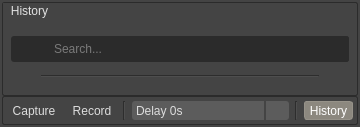
First picture: the form in capture/ui/dialog.ui, repository swillisart/Relic, before the edit.
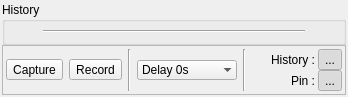
Second picture: the form after the edit. Icons and pictures are not drawn.

Commit message: capture styling and resource management

What changed in the file:
```diff
--- a/capture/ui/dialog.ui
+++ b/capture/ui/dialog.ui
@@ -6,8 +6,8 @@
    <rect>
     <x>0</x>
     <y>0</y>
-    <width>360</width>
-    <height>127</height>
+    <width>348</width>
+    <height>97</height>
    </rect>
   </property>
   <property name="sizePolicy">
@@ -42,620 +42,6 @@
 QWidget#ScreenCapture[pinned='1'] {
 	background-color: rgb(150, 68, 68);
 }
-QWidget {
-	background-color: rgb(68, 68, 68);
-    color: rgb(220, 220, 220);
-    selection-background-color: rgb(126, 126, 126);
-    selection-color: rgb(220, 220, 220);
-    outline: 0;
-}
-QWidget:item {
-    background-color: transparent;
-}
-QWidget:item:hover {
-    background-color: rgb(150, 146, 137);
-}
-QWidget:item:selected {
-    background-color: rgb(150, 146, 137);
-}
-QWidget:disabled {
-    background-color: rgb(43, 43, 43);
-    color: rgb(92, 92, 92);
-}
-QMainWindow::separator {
-  width: 0px;
-  height: 0px;
-  border: 2px solid rgb(43,43,43);
-  border-right: 1px solid rgb(108,108,108);
-  border-bottom: 1px solid rgb(108,108,108);
-  border-radius: 0px;
-  margin: 8px;
-}
-QMainWindow::separator:hover {
-  border-right: 1px solid rgb(150, 146, 137);
-  border-bottom: 1px solid rgb(150, 146, 137);
-}
-QPushButton {
-    outline: none;
-    padding: 3px;
-	padding-left: 18px;
-	padding-right: 18px;
-	border: none;
-    background-color: rgb(92, 92, 92);
-}
-QPushButton:hover {
-    color: rgb(250, 250, 250);
-    background-color: rgb(108, 108, 108);
- }
-QScrollArea {
-    border: 1px solid rgb(57, 57, 57);
-}
-
-/* QMenu ------------------------------------------------------------------ */
-
-QMenu {
-    border: 1px solid rgb(68, 68, 68);
-    background-color: rgb(43, 43, 43);
-    padding: 1px;
-}
-QMenu::separator {
-    height: 1px;
-    background-color: rgb(92, 92, 92);
-    color: rgb(200, 200, 200);
-    padding-left: 2px;
-    margin-left: 0px;
-    margin-right: 0px;
-}
-QMenu::item {
-    padding: 4px;
-    padding-left: 16px;
-    padding-right: 16px;
-    background-color: rgb(68, 68, 68);
-}
-QMenu::indicator {
-    padding: 6px;
-    margin: -1px;
-	width: 13px;
-	height: 13px;
-    background-color: rgb(57, 57, 57);
-}
-QMenu::icon {
-    padding: 4px;
-    margin: 0px;
-	width: 18px;
-	height: 18px;
-    background-color: rgb(57, 57, 57);
-}
-QMenu::indicator:non-exclusive:checked {
-    image: url(:style/checkbox_checked.svg);
-}
-QMenu::indicator:non-exclusive:unchecked {
-    image: url(:style/checkbox.svg);
-}
-
-QLineEdit:focus,
-QTextEdit:focus {
-    border: 2px solid rgb(150, 146, 137);
-}
-QLineEdit,
-QAbstractSpinBox,
-QTextEdit {
-    background-color: rgb(43, 43, 43);
-    border: 2px solid rgb(43, 43, 43);
-    border-radius: 3px;
-    color: rgb(200, 200, 200);
-    padding: 1px;
-    margin-top: 0px;
-    padding-left: 0px;
-}
-interactiveSpinBox {
-    padding: 1px;
-    margin: 1px;
-    border: 1px solid rgb(43, 43, 43);
-
-}
-QTextEdit:disabled,
-QAbstractSpinBox:disabled,
-QLineEdit:disabled {
-    background-color: rgb(43, 43, 43);
-    color: #787878;
-}
-
-/* QSlider ---------------------------------------------------------------- */
-QSlider::add-page:horizontal, 
-QSlider::sub-page:horizontal,
-QSlider::add-page:vertical, 
-QSlider::sub-page:vertical {
-    background: rgb(43, 43, 43);
-}
-QSlider::add-page:vertical, 
-QSlider::sub-page:vertical {
-    margin-left: 4px;
-    margin-right: 4px;
-}
-QSlider::add-page:horizontal, 
-QSlider::sub-page:horizontal {
-    margin-top: 4px;
-    margin-bottom: 4px;
-}
-QSlider::handle:vertical {
-    background: #787878;
-    border: 2px solid rgb(43, 43, 43);
-    width: 8px;
-    height: 6px;
-    margin: 0 -8px;
-    border-radius: 4px;
-}
-QSlider::handle:horizontal {
-    background: #787878;
-    border: 2px solid rgb(43, 43, 43);
-    margin: -8px 0;
-	width: 6px;
-	height: 8px;
-    border-radius: 4px;
-}
-QSlider::groove {
-    background: rgb(43, 43, 43);
-    border: 1px solid rgb(68, 68, 68);
-    border-radius: 4px;
-    margin: 0px;
-}
-QSlider::groove:horizontal {
-    height: 4px;
-}
-QSlider::groove:vertical {
-    width: 4px;
-}
-QSlider::sub-page:vertical:disabled, 
-QSlider::sub-page:horizontal:disabled {
-    background: #14506E;
-}
-
-/* QScrollBar ------------------------------------------------------------- */
-
-QScrollBar:horizontal {
-    height: 10px;
-    margin: 0px 16px 0px 16px;
-    border: 1px solid rgb(55, 55, 55);
-    border-radius: 40px;
-    background-color: rgb(55, 55, 55);
-}
-QScrollBar::handle:horizontal {
-    background-color: #787878;
-    border: 0px solid rgb(68, 68, 68);
-    border-radius: 4px;
-    min-width: 8px;
-}
-QScrollBar::add-line:horizontal:hover,
-QScrollBar::add-line:horizontal:on,
-QScrollBar::add-line:horizontal {
-    margin: 0px 3px 0px 0px;
-    border-image: url(:style/stylesheet-branch-closed.png);
-    height: 10px;
-    width: 6px;
-    subcontrol-position: right;
-    subcontrol-origin: margin;
-}
-QScrollBar::sub-line:horizontal:hover,
-QScrollBar::sub-line:horizontal:on,
-QScrollBar::sub-line:horizontal {
-    margin: 0px 0px 0px 3px;
-    border-image: url(:style/stylesheet-branch-closedleft.png);
-    height: 10px;
-    width: 6px;
-    subcontrol-position: left;
-    subcontrol-origin: margin;
-}
-QScrollBar:vertical {
-    background-color: rgb(55, 55, 55);
-    width: 10px;
-    margin: 16px 0px 16px 0px;
-    border: 1px solid rgb(55, 55, 55);
-    border-radius: 4px;
-}
-QScrollBar::handle:vertical {
-    background-color: #787878;
-    border: 1px solid rgb(68, 68, 68);
-    min-height: 8px;
-    border-radius: 4px;
-}
-QScrollBar::sub-line:vertical {
-    margin: 3px 0px 0px 0px;
-    border-image: url(:style/stylesheet-branch-openup.png);
-    height: 6px;
-    width: 10px;
-    subcontrol-position: top;
-    subcontrol-origin: margin;
-}
-QScrollBar::add-line:vertical {
-    margin: 0px 0px 3px 0px;
-    border-image: url(:style/stylesheet-branch-open.png);
-    height: 6px;
-    width: 10px;
-    subcontrol-position: bottom;
-    subcontrol-origin: margin;
-}
-QScrollBar::sub-line:vertical:hover,
-QScrollBar::sub-line:vertical:on {
-    border-image: url(:style/stylesheet-branch-openup.png);
-    height: 10px;
-    width: 10px;
-    subcontrol-position: top;
-    subcontrol-origin: margin;
-}
-QScrollBar::add-page:horizontal,
-QScrollBar::sub-page:horizontal,
-QScrollBar::up-arrow:horizontal,
-QScrollBar::down-arrow:horizontal,
-QScrollBar::up-arrow:vertical,
-QScrollBar::down-arrow:vertical,
-QScrollBar::add-page:vertical,
-QScrollBar::sub-page:vertical  {
-    background: none;
-}
-QTableCornerButton::section {
-    background-color: rgb(92, 92, 92);
-	border: 1px rgb(43,43,43);
-	border-radius: 0px;
-}
-QHeaderView {
-	background-color: rgb(68, 68, 68);
-	border: 0px transparent rgb(68,68,68);
-    padding: 0px;
-	margin: 1px;
-	border-radius: 0px;
-}
-QHeaderView::section {
-	background-color: rgb(92, 92, 92);
-	color: rgb(200,200,200);
-    border-bottom: 1px solid rgb(43,43,43);
-    border-right: 1px solid rgb(43,43,43);
-	border-radius: 0px;
-	text-align: center;
-}
-QHeaderView::section:vertical,
-QHeaderView::section:horizontal {
-	padding-left: 6px;
-    margin-top: -3px;
-    margin-left: -3px;
-}
-QListView,
-QTreeView,
-QTableView,
-QColumnView {
-    border: none;
-	alternate-background-color: rgb(75,75,75);
-}
-QListView::item,
-QTreeView::item,
-QTableView::item,
-QColumnView::item {
-    border-top: none;
-    padding-right: 8px;
-    padding-left: 1px;
-    margin-top: 1px;
-    margin-bottom: 1px;
-    margin-left: 1px;
-}
-QTreeView::branch {
-    border-top: 0px solid rgb(43, 43, 43);
-    border-bottom: 0px solid rgb(43, 43, 43);
-    padding: 4px;
-    margin-top: 2px;
-    margin-bottom: 2px;
-}
-QTreeView::branch:has-siblings:!adjoins-item {
-    border-image: url(:style/stylesheet-vline.png);
-}
-QTreeView::branch:has-siblings:adjoins-item {
-    border-image: url(:style/stylesheet-branch-more.png);
-}
-QTreeView::branch:!has-children:!has-siblings:adjoins-item {
-    border-image: url(:style/stylesheet-branch-end.png);
-}
-QTreeView::branch:has-children:!has-siblings:closed,
-QTreeView::branch:closed:has-children:has-siblings {
-    image: url(:style/treeExpand.svg);
-}
-QTreeView::branch:open:has-children:!has-siblings,
-QTreeView::branch:open:has-children:has-siblings  {
-    image: url(:style/treeCollapse.svg);
-}
-
-/* QCombobox -------------------------------------------------------------- */
-QComboBox {
-    border: 0px;
-    border-radius: 3px;
-    background-color: rgb(92, 92, 92);
-    padding-top: 2px;     /* This fix  #103, #111*/
-    padding-bottom: 1px;  /* This fix  #103, #111*/
-    padding-left: 4px;
-    padding-right: 4px;
-    min-width: 75px;
-}
-QComboBox[styling_mode=&quot;1&quot;]{
-    margin: 0px;
-    background-color: transparent;
-    border-radius: 3px;
-}
-QComboBox[styling_mode=&quot;1&quot;]:hover {
-    background-color: rgb(108, 108, 108);
-    color: rgb(250, 250, 250);
-}
-QComboBox::drop-down {
-    subcontrol-origin: padding;
-    subcontrol-position: top right;
-    width: 20px;
-    border-left-width: 2px;
-    border-left-color: rgb(68, 68, 68);
-    border-left-style: solid;
-    border-top-right-radius: 0px;
-    border-bottom-right-radius: 0px;
-    padding-right: 3px;
-    margin-left: 6px;
-}
-QComboBox::down-arrow,
-QComboBox::down-arrow:on,
-QComboBox::down-arrow:hover,
-QComboBox::down-arrow:focus {
-    image: url(:style/stylesheet-branch-open.png);
-}
-
-
-/* QCheckBox -------------------------------------------------------------- */
-
-
-QCheckBox::indicator:checked:hover,
-QTreeView::indicator:checked:hover,
-QListView::indicator:checked:hover {
-    image: url(:style/checkbox_checked_hover.svg);
-}
-QCheckBox::indicator:unchecked:hover,
-QTreeView::indicator:unchecked:hover,
-QListView::indicator:unchecked:hover {
-    image: url(:style/checkbox_hover.svg);
-}
-QCheckBox::indicator {
-    width: 14px;
-    height: 14px;
-}
-QCheckBox::indicator:checked,
-QTreeView::indicator:checked,
-QListView::indicator:checked {
-    image: url(:style/checkbox_checked.svg);
-}
-
-QCheckBox::indicator:checked:hover,
-QTreeView::indicator:checked:hover,
-QListView::indicator:checked:hover {
-    image: url(:style/checkbox_checked_hover.svg);
-}
-
-QCheckBox::indicator:unchecked,
-QTreeView::indicator:unchecked,
-QListView::indicator:unchecked {
-    color: rgb(43, 43, 43);
-    image: url(:style/checkbox.svg);
-}
-
-
-
-
-
-
-
-
-
-
-
-
-
-
-
-
-
-
-
-
-
-
-
-
-
-
-
-
-
-QGroupBox {
-	background-color: rgb(68, 68, 68);
-    color: rgb(225, 225, 225);
-	border: 1px solid rgb(43, 43, 43);
-	border-radius: 2px;
-    padding-top: 14px;
-}
-QGroupBox:title { 
-    subcontrol-origin: padding;
-    padding-left: 6px;
-    padding-top: 3px;
-    margin-top: -2px;
-}
-
-
-/* QTabWiget -------------------------------------------------------------- */
-
-QTabWidget {
-    padding: 4px;
-    padding-left: 16px;
-    padding-right: 16px;
-    selection-background-color: rgb(68, 68, 68);
-    border: 0;
-}
-QTabWidget::tab-bar {
-    alignment: center;
-}
-QTabWidget::pane {
-    border: none;
-    margin: 0px;
-}
-QTabWidget::pane:selected {
-    background-color: rgb(68, 68, 68);
-}
-
-/* QTabBar ---------------------------------------------------------------- */
-
-QTabBar {
-    qproperty-drawBase: 0;
-    border-radius: 3px;
-    margin: 0px;
-    padding: 4px;
-    border: 0;
-    background-color: rgb(68, 68, 68);
-    font: bold 10pt;
-}
-
-QTabBar::tab {
-    border-bottom: 3px solid rgb(55, 55, 55);
-    color: #787878;
-    background-color: rgb(68, 68, 68);
-}
-
-/* QTabBar::tab - selected ----------------------------------------------- */
-
-QTabBar::tab:top:selected:disabled {
-    border-bottom: 3px solid #14506E;
-    color: #787878;
-    background-color: rgb(68, 68, 68);
-}
-QTabBar::tab:bottom:selected:disabled {
-    border-top: 3px solid #14506E;
-    color: #787878;
-    background-color: rgb(68, 68, 68);
-}
-QTabBar::tab:left:selected:disabled {
-    border-left: 3px solid #14506E;
-    color: #787878;
-    background-color: rgb(68, 68, 68);
-}
-QTabBar::tab:right:selected:disabled {
-    border-right: 3px solid #14506E;
-    color: #787878;
-    background-color: rgb(68, 68, 68);
-}
-
-/* QTabBar::tab - !selected and disabled ---------------------------------- */
-
-QTabBar::tab:disabled {
-	margin: 0; padding: 0; border: none;
-}
-QTabBar::tab:top:!selected:disabled {
-    margin-left: 4px;
-    margin-right: 4px;
-    margin-top: 2px;
-    margin-bottom: 1px;
-    padding-left: 10px; 
-    padding-right: 10px;
-    padding-top: 4px;
-    padding-bottom: 4px;
-    min-width: 4px;
-    border-top-left-radius: 3px;
-    border-top-right-radius: 3px;
-    font-weight: normal;
-    border-bottom: 3px solid rgb(68, 68, 68);
-    border-right: 1px solid rgb(68, 68, 68);
-    border-left: 1px solid rgb(68, 68, 68);
-    border-top: 1px solid rgb(68, 68, 68);
-    color: rgb(100, 100, 100);
-}
-QTabBar::tab:bottom:!selected:disabled {
-    border-top: 3px solid rgb(43, 43, 43);
-    color: #787878;
-    background-color: rgb(43, 43, 43);
-}
-QTabBar::tab:left:!selected:disabled {
-    border-right: 3px solid rgb(43, 43, 43);
-    color: #787878;
-    background-color: rgb(43, 43, 43);
-}
-QTabBar::tab:right:!selected:disabled {
-    border-left: 3px solid rgb(43, 43, 43);
-    color: #787878;
-    background-color: rgb(43, 43, 43);
-}
-/* QTabBar::tab - selected ----------------------------------------------- */
-
-QTabBar::tab {
-    background-color: rgb(55, 55, 55);
-    color: rgb(175, 175, 175);
-    margin-left: 4px;
-    margin-right: 4px;
-    margin-top: 2px;
-    margin-bottom: 1px;
-    padding-left: 18px; 
-    padding-right: 18px;
-    padding-top: 4px;
-    padding-bottom: 4px;
-    min-width: 4px;
-    border-top-left-radius: 3px;
-    border-top-right-radius: 3px;
-    font-weight: normal;
-    border-bottom: 3px solid rgb(43, 43, 43);
-    border-right: 1px solid rgb(43, 43, 43);
-    border-left: 1px solid rgb(43, 43, 43);
-    border-top: 1px solid rgb(43, 43, 43);
-}
-
-QTabBar::tab:selected {
-    color: rgb(220, 220, 220);
-    background-color: qlineargradient(y1: 1, y2: -.5, stop: 0 rgb(55, 105, 140), stop: 0.20 rgb(68, 68, 68));
-    border-bottom: 2px solid rgb(70, 125, 160);
-    border-right: 1px solid rgb(66, 118, 150);
-    border-left: 1px solid rgb(66, 118, 150);
-    border-top-left-radius: 3px;
-    border-top-right-radius: 3px;
-    border-top: 1px solid rgb(43, 43, 43);
-}
-
-QRadioButton::indicator {
-    width:                  8px;
-    height:                 8px;
-    border-radius:          6px;
-}
-QRadioButton::indicator:checked {
-    background-color:       gray;
-    border:                 2px solid rgb(43,43,43);
-}
-QRadioButton::indicator:unchecked {
-    background-color:       rgb(43,43,43);
-    border:                 2px solid rgb(43,43,43);
-}
-QRadioButton:indicator:hover {
-    border: 2px solid rgb(150, 146, 137);
-}
-
-QAbstractSpinBox {
-    padding: 1px;
-    padding-left: 4px;
-    margin: 1px;
-    border: 1px solid rgb(43, 43, 43);
-}
-QToolBox {
-	font-size: 11px;
-	border: 0px;
-	border-radius: 3px;
-    border: 1px solid rgb(43,43,43);
-}
-
-QToolBox::tab {
-    border: 0px solid rgb(108, 108, 108);
-    border-radius: 3px;
-    background-color:rgb(92, 92, 92);
-    margin: 0px;
-    padding: 0px;
-}
-QToolBox::tab:selected {
-    border-left: 2px solid rgb(150, 146, 137);
-    background-color:rgb(108,108,108);
-}
 </string>
   </property>
   <property name="styling_mode" stdset="0">
@@ -713,135 +99,6 @@
       <property name="bottomMargin">
        <number>6</number>
       </property>
-      <item>
-       <layout class="QHBoxLayout" name="horizontalLayout_3">
-        <property name="spacing">
-         <number>0</number>
-        </property>
-        <property name="sizeConstraint">
-         <enum>QLayout::SetMinimumSize</enum>
-        </property>
-        <property name="leftMargin">
-         <number>2</number>
-        </property>
-        <property name="topMargin">
-         <number>2</number>
-        </property>
-        <property name="rightMargin">
-         <number>2</number>
-        </property>
-        <property name="bottomMargin">
-         <number>0</number>
-        </property>
-        <item>
-         <widget class="QFrame" name="searchFrame">
-          <property name="sizePolicy">
-           <sizepolicy hsizetype="MinimumExpanding" vsizetype="Fixed">
-            <horstretch>0</horstretch>
-            <verstretch>0</verstretch>
-           </sizepolicy>
-          </property>
-          <property name="styleSheet">
-           <string notr="true">QFrame {
-    border: 0px solid rgb(43, 43, 43);
-    background-color: rgb(43, 43, 43);
-    border-radius: 3px;
-}</string>
-          </property>
-          <property name="frameShape">
-           <enum>QFrame::StyledPanel</enum>
-          </property>
-          <property name="frameShadow">
-           <enum>QFrame::Plain</enum>
-          </property>
-          <layout class="QHBoxLayout" name="horizontalLayout_4">
-           <property name="spacing">
-            <number>0</number>
-           </property>
-           <property name="leftMargin">
-            <number>0</number>
-           </property>
-           <property name="topMargin">
-            <number>0</number>
-           </property>
-           <property name="rightMargin">
-            <number>0</number>
-           </property>
-           <property name="bottomMargin">
-            <number>0</number>
-           </property>
-           <item>
-            <widget class="QPushButton" name="searchButton">
-             <property name="styleSheet">
-              <string notr="true">QPushButton {
-    background-color: rgb(43, 43, 43);
-    padding: 2px;
-    margin-left: 1px;
-	border-radius: 3px;
-	border: 1px solid rgb(43, 43, 43);
-}
-QPushButton::hover {
-    background-color: rgb(63, 63, 63);
-    /*border: 1px solid rgb(150, 146, 137);*/
-}</string>
-             </property>
-             <property name="text">
-              <string/>
-             </property>
-             <property name="icon">
-              <iconset resource="../resources.qrc">
-               <normaloff>:resources/app/searchLight.svg</normaloff>:resources/app/searchLight.svg</iconset>
-             </property>
-             <property name="iconSize">
-              <size>
-               <width>18</width>
-               <height>18</height>
-              </size>
-             </property>
-            </widget>
-           </item>
-           <item>
-            <widget class="QLineEdit" name="searchLine">
-             <property name="sizePolicy">
-              <sizepolicy hsizetype="Expanding" vsizetype="Fixed">
-               <horstretch>0</horstretch>
-               <verstretch>0</verstretch>
-              </sizepolicy>
-             </property>
-             <property name="minimumSize">
-              <size>
-               <width>280</width>
-               <height>26</height>
-              </size>
-             </property>
-             <property name="font">
-              <font>
-               <bold>false</bold>
-              </font>
-             </property>
-             <property name="styleSheet">
-              <string notr="true">QLineEdit { padding: 0px;}
-QLineEdit:focus,
-QTextEdit:focus {
-    border: none;
-}</string>
-             </property>
-             <property name="frame">
-              <bool>false</bool>
-             </property>
-             <property name="placeholderText">
-              <string>Search...</string>
-             </property>
-             <property name="clearButtonEnabled">
-              <bool>true</bool>
-             </property>
-            </widget>
-           </item>
-          </layout>
-         </widget>
-        </item>
-       </layout>
-      </item>
       <item>
        <widget class="Line" name="line_3">
         <property name="styleSheet">
@@ -879,62 +136,6 @@
        <verstretch>0</verstretch>
       </sizepolicy>
      </property>
-     <property name="styleSheet">
-      <string notr="true">QFrame#buttonFrame {
-border: 1px solid rgb(43, 43, 43);
-border-radius: 2px;
-padding: 1px;
-}
-QToolButton {
-    padding: 0px;
-    margin: 0px;
-    border-radius: 3px;
-    border: 1px solid rgb(68, 68, 68);
-}
-QToolButton:pressed {
-    background-color: rgb(43, 43, 43);
-    border: 1px solid rgb(150, 149, 147);
-}
-QToolButton:checked {
-    background-color: rgb(140, 136, 127);
-    border: 1px solid rgb(150, 146, 137);
-    color: rgb(255, 255, 255);
-}
-QToolButton:hover {
-    background-color: rgb(108, 108, 108);
-    color: rgb(250, 250, 250);
-}
-
-QToolButton::left-arrow,
-QToolButton::left-arrow:on {
-    border: 1px solid rgb(43, 43, 43);
-    background-color: rgb(68, 68, 68);
-    padding: 1px;
-    margin: 2px;
-    image: url(:/resources/checkbox.svg);
-}
-
-QToolButton::down-arrow,
-QToolButton::down-arrow:on {
-    border: 1px solid rgb(150, 146, 137);
-    background-color: rgb(68, 68, 68);
-    padding: 0px;
-    margin: 2px;
-    image: url(:/resources/checkbox_checked.svg);
-}
-
-QToolButton::menu-button {
-    border: none;
-    /*
-    border-top-right-radius: 6px;
-    border-bottom-right-radius: 6px;
-    width: 16px;
-    */
-    image: url(:/resources/icons/expander.png);
-    subcontrol-position: right bottom;
-    subcontrol-origin: padding;
-}</string>
-     </property>
      <property name="frameShape">
       <enum>QFrame::StyledPanel</enum>
      </property>
@@ -1026,8 +227,8 @@
         </property>
         <property name="iconSize">
          <size>
-          <width>24</width>
-          <height>24</height>
+          <width>22</width>
+          <height>22</height>
          </size>
         </property>
         <property name="frame">
@@ -1082,37 +283,134 @@
        </widget>
       </item>
       <item>
-       <widget class="QToolButton" name="expandButton">
-        <property name="toolTip">
-         <string>Toggle list of capture history for viewing.</string>
+       <layout class="QVBoxLayout" name="verticalLayout_2">
+        <property name="spacing">
+         <number>0</number>
         </property>
-        <property name="text">
-         <string>History</string>
-        </property>
-        <property name="icon">
-         <iconset resource="../resources.qrc">
-          <normaloff>:/resources/icons/narrowLeft.png</normaloff>
-          <activeon>:/resources/icons/narrowDown.png</activeon>:/resources/icons/narrowLeft.png</iconset>
-        </property>
-        <property name="iconSize">
-         <size>
-          <width>24</width>
-          <height>24</height>
-         </size>
-        </property>
-        <property name="checkable">
-         <bool>true</bool>
-        </property>
-        <property name="checked">
-         <bool>true</bool>
-        </property>
-        <property name="toolButtonStyle">
-         <enum>Qt::ToolButtonTextUnderIcon</enum>
-        </property>
-        <property name="arrowType">
-         <enum>Qt::NoArrow</enum>
-        </property>
-       </widget>
+        <item>
+         <layout class="QHBoxLayout" name="horizontalLayout_4">
+          <property name="spacing">
+           <number>3</number>
+          </property>
+          <property name="leftMargin">
+           <number>0</number>
+          </property>
+          <property name="topMargin">
+           <number>0</number>
+          </property>
+          <property name="rightMargin">
+           <number>0</number>
+          </property>
+          <property name="bottomMargin">
+           <number>0</number>
+          </property>
+          <item>
+           <widget class="QLabel" name="historyLabel">
+            <property name="text">
+             <string>History :</string>
+            </property>
+            <property name="alignment">
+             <set>Qt::AlignRight|Qt::AlignTrailing|Qt::AlignVCenter</set>
+            </property>
+           </widget>
+          </item>
+          <item>
+           <widget class="QToolButton" name="expandButton">
+            <property name="toolTip">
+             <string>Toggle list of capture history for viewing.</string>
+            </property>
+            <property name="text">
+             <string>...</string>
+            </property>
+            <property name="icon">
+             <iconset resource="../resources/resources.qrc">
+              <normaloff>:/icons/narrowUp.png</normaloff>
+              <activeon>:/icons/narrowDown.png</activeon>:/icons/narrowUp.png</iconset>
+            </property>
+            <property name="iconSize">
+             <size>
+              <width>16</width>
+              <height>16</height>
+             </size>
+            </property>
+            <property name="checkable">
+             <bool>true</bool>
+            </property>
+            <property name="checked">
+             <bool>true</bool>
+            </property>
+            <property name="toolButtonStyle">
+             <enum>Qt::ToolButtonIconOnly</enum>
+            </property>
+            <property name="arrowType">
+             <enum>Qt::NoArrow</enum>
+            </property>
+           </widget>
+          </item>
+         </layout>
+        </item>
+        <item>
+         <layout class="QHBoxLayout" name="horizontalLayout">
+          <property name="spacing">
+           <number>3</number>
+          </property>
+          <property name="leftMargin">
+           <number>0</number>
+          </property>
+          <property name="topMargin">
+           <number>0</number>
+          </property>
+          <property name="rightMargin">
+           <number>0</number>
+          </property>
+          <property name="bottomMargin">
+           <number>0</number>
+          </property>
+          <item>
+           <widget class="QLabel" name="pinLabel">
+            <property name="font">
+             <font>
+              <italic>false</italic>
+              <strikeout>false</strikeout>
+             </font>
+            </property>
+            <property name="text">
+             <string>Pin :</string>
+            </property>
+            <property name="alignment">
+             <set>Qt::AlignRight|Qt::AlignTrailing|Qt::AlignVCenter</set>
+            </property>
+           </widget>
+          </item>
+          <item>
+           <widget class="QToolButton" name="pinButton">
+            <property name="text">
+             <string>...</string>
+            </property>
+            <property name="icon">
+             <iconset resource="../resources/resources.qrc">
+              <normaloff>:/icons/expander.png</normaloff>:/icons/expander.png</iconset>
+            </property>
+            <property name="iconSize">
+             <size>
+              <width>16</width>
+              <height>16</height>
+             </size>
+            </property>
+            <property name="checkable">
+             <bool>true</bool>
+            </property>
+            <property name="checked">
+             <bool>true</bool>
+            </property>
+            <property name="toolButtonStyle">
+             <enum>Qt::ToolButtonIconOnly</enum>
+            </property>
+           </widget>
+          </item>
+         </layout>
+        </item>
+       </layout>
       </item>
      </layout>
     </widget>
```
Left out of the diff: 38 changed lines with no effect on the pictures. The commit also changes 13 other files.
